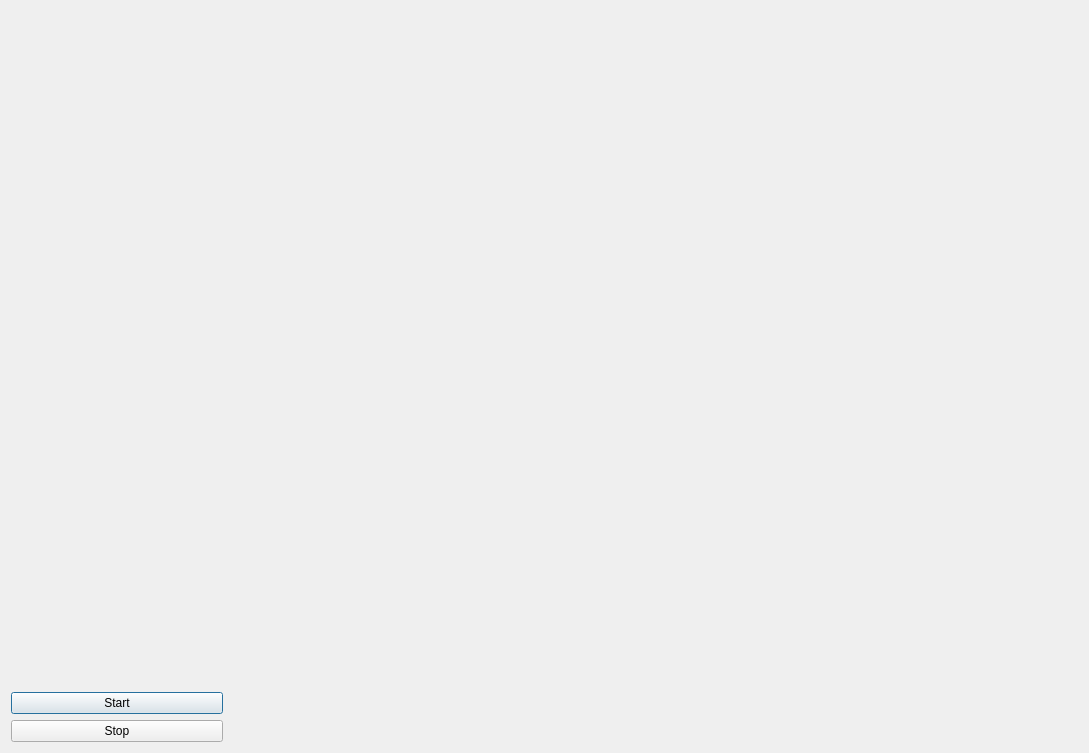
Old version of the form OCTDialog.ui in the repository djsperka/vortup.
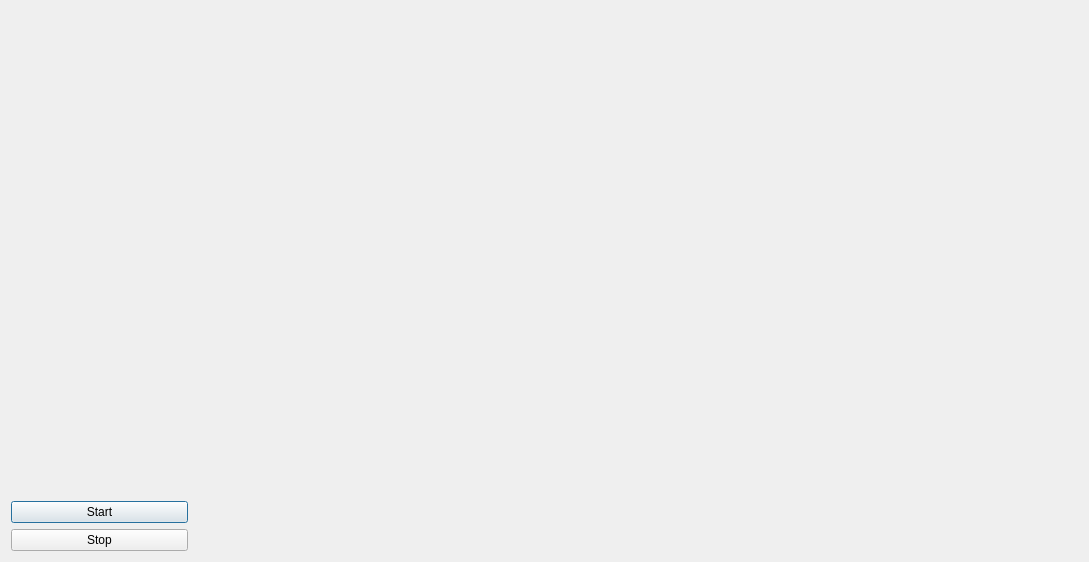
New version of the form.

Commit message: WIP. Incorporated ScanConfig widget. Not connected, just visible.

```diff
--- a/OCTDialog.ui
+++ b/OCTDialog.ui
@@ -7,15 +7,18 @@
     <x>0</x>
     <y>0</y>
     <width>1089</width>
-    <height>753</height>
+    <height>562</height>
    </rect>
   </property>
   <property name="windowTitle">
    <string>UCD OCT Dev Tool</string>
   </property>
-  <layout class="QHBoxLayout" name="horizontalLayout" stretch="1,4">
+  <layout class="QHBoxLayout" name="horizontalLayout" stretch="1,5">
    <item>
-    <layout class="QVBoxLayout" name="verticalLayout">
+    <layout class="QVBoxLayout" name="verticalLayoutSidebar">
+     <property name="sizeConstraint">
+      <enum>QLayout::SetMinimumSize</enum>
+     </property>
      <item>
       <spacer name="verticalSpacer">
        <property name="orientation">
```
The commit also changes 5 other files.
